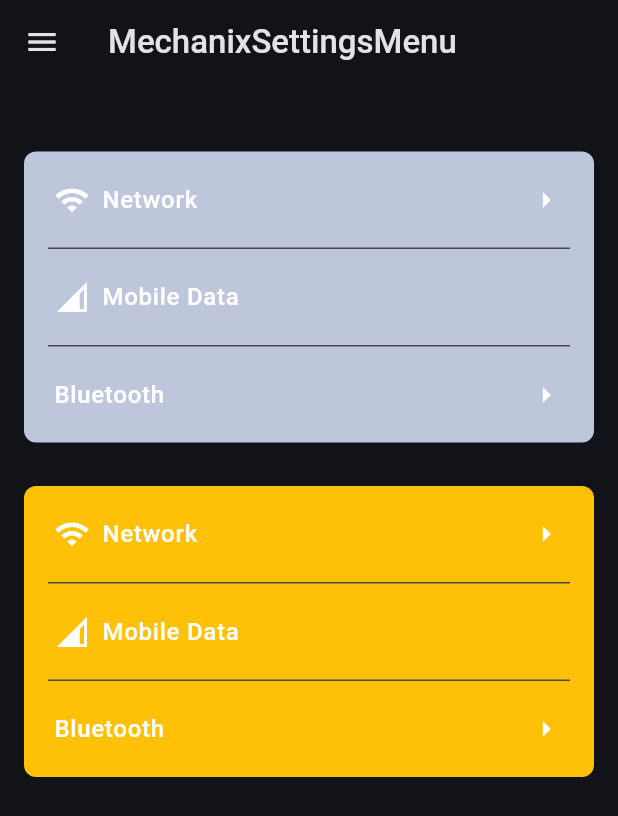
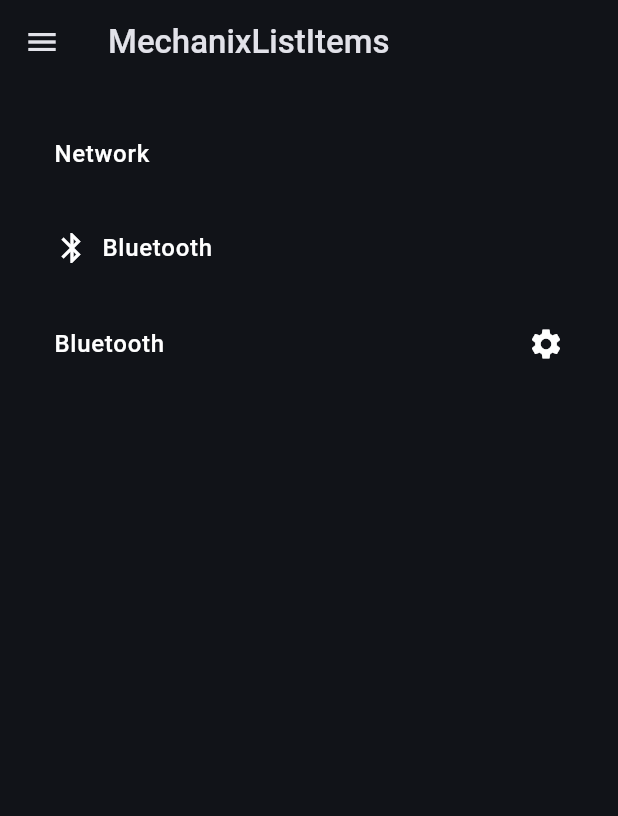
Before and after one commit to mineshp-mecha/mechanix-ui, a Flutter app: the screen it shows after launch, on a phone screen of 412 x 824 dp. Shown: the top 816 px of the screen. Run offline on Flutter 3.47's test engine with Material 3 defaults, Android fonts, the phone set to English and light mode, and no system bars; our stand-ins replace plugin_platform_interface, watch_it.

Commit message:
feat(widgets): mechanix section list and list items

```diff
--- a/flutter/widgets/example/lib/example.dart
+++ b/flutter/widgets/example/lib/example.dart
@@ -1,5 +1,6 @@
 import 'package:flutter/material.dart';
 import 'package:widgets/widgets.dart';
+
 import 'example_page_items.dart';
 
 class Example extends StatelessWidget {
@@ -38,7 +39,8 @@ class _MasterDetailPageState extends State<_MasterDetailPage> {
                 Column(
                   children: [
                     ThemeToggleButton(),
-                    Expanded( // ← Give the sidebar expanded height
+                    Expanded(
+                      // ← Give the sidebar expanded height
                       child: _buildSidebar(context),
                     ),
                   ],
--- a/flutter/widgets/example/lib/example_page_items.dart
+++ b/flutter/widgets/example/lib/example_page_items.dart
@@ -2,6 +2,7 @@ import 'package:collection/collection.dart';
 import 'package:flutter/material.dart';
 import 'package:widgets_example/pages/alerts_page.dart';
 import 'package:widgets_example/pages/buttons_page.dart';
+import 'package:widgets_example/pages/list_items_page.dart';
 import 'package:widgets_example/pages/menu_page.dart';
 
 import 'pages/checkbox_page.dart';
@@ -49,8 +50,13 @@ final examplePageItems = <PageItem>[
     iconBuilder: (context, selected) => const Icon(Icons.smart_screen_rounded),
   ),
   PageItem(
-      title: 'MechanixSettingsMenu',
-      pageBuilder: (context) => const MechanixSettingsMenuPage(),
-      iconBuilder: (context, selected) =>
-          const Icon(Icons.smart_screen_rounded))
+    title: 'MechanixSectionList',
+    pageBuilder: (context) => const MechanixSettingsMenuPage(),
+    iconBuilder: (context, selected) => const Icon(Icons.smart_screen_rounded),
+  ),
+  PageItem(
+    title: 'MechanixListItems',
+    pageBuilder: (context) => const MechanixListItemsPage(),
+    iconBuilder: (context, selected) => const Icon(Icons.smart_screen_rounded),
+  ),
 ].sortedBy((page) => page.title);
--- /dev/null
+++ b/flutter/widgets/example/lib/pages/list_items_page.dart
@@ -0,0 +1,30 @@
+import 'package:flutter/material.dart';
+import 'package:widgets/mechanix.dart';
+
+class MechanixListItemsPage extends StatefulWidget {
+  const MechanixListItemsPage({super.key});
+
+  @override
+  State<MechanixListItemsPage> createState() => _MenuPageState();
+}
+
+class _MenuPageState extends State<MechanixListItemsPage> {
+  @override
+  Widget build(BuildContext context) {
+    return Column(
+      children: [
+        MechanixListItems(
+          title: 'Network',
+        ),
+        MechanixListItems(
+          title: 'Bluetooth',
+          leading: Icon(Icons.bluetooth),
+        ),
+        MechanixListItems(
+          title: 'Bluetooth',
+          trailing: Icon(Icons.settings),
+        )
+      ],
+    );
+  }
+}
--- a/flutter/widgets/example/lib/pages/menu_page.dart
+++ b/flutter/widgets/example/lib/pages/menu_page.dart
@@ -1,6 +1,5 @@
 import 'package:flutter/material.dart';
 import 'package:widgets/mechanix.dart';
-import 'package:widgets/widgets/sectionList/mechanix_section_list_theme.dart';
 import 'package:widgets/widgets/sectionList/section_list_type.dart';
 
 class MechanixSettingsMenuPage extends StatefulWidget {
@@ -44,23 +43,9 @@ class _MenuPageState extends State<MechanixSettingsMenuPage> {
                       Icons.network_cell,
                       size: 24,
                     )),
-                // trailing: SizedBox(
-                //     height: 24,
-                //     width: 24,
-                //     child: Icon(
-                //       Icons.arrow_right,
-                //       size: 24,
-                //     ))
               ),
               SectionListItemsType(
                   title: 'Bluetooth',
-                  // leading: SizedBox(
-                  //     height: 24,
-                  //     width: 24,
-                  //     child: Icon(
-                  //       Icons.bluetooth,
-                  //       size: 24,
-                  //     )),
                   trailing: SizedBox(
                       height: 24,
                       width: 24,
@@ -69,64 +54,6 @@ class _MenuPageState extends State<MechanixSettingsMenuPage> {
                         size: 24,
                       ))),
             ]),
-        MechanixSectionListTheme(
-          data: MechanixSectionListThemeData(
-              backgroundColor: WidgetStateProperty.all(Colors.amber)),
-          child: MechanixSectionList(
-              title: 'Connectivity',
-              isDividerRequired: true,
-              sectionListItems: [
-                SectionListItemsType(
-                    title: 'Network',
-                    leading: SizedBox(
-                        height: 24,
-                        width: 24,
-                        child: Icon(
-                          Icons.wifi,
-                          size: 24,
-                        )),
-                    trailing: SizedBox(
-                        height: 24,
-                        width: 24,
-                        child: Icon(
-                          Icons.arrow_right,
-                          size: 24,
-                        ))),
-                SectionListItemsType(
-                  title: 'Mobile Data',
-                  leading: SizedBox(
-                      height: 24,
-                      width: 24,
-                      child: Icon(
-                        Icons.network_cell,
-                        size: 24,
-                      )),
-                  // trailing: SizedBox(
-                  //     height: 24,
-                  //     width: 24,
-                  //     child: Icon(
-                  //       Icons.arrow_right,
-                  //       size: 24,
-                  //     ))
-                ),
-                SectionListItemsType(
-                    title: 'Bluetooth',
-                    // leading: SizedBox(
-                    //     height: 24,
-                    //     width: 24,
-                    //     child: Icon(
-                    //       Icons.bluetooth,
-                    //       size: 24,
-                    //     )),
-                    trailing: SizedBox(
-                        height: 24,
-                        width: 24,
-                        child: Icon(
-                          Icons.arrow_right,
-                          size: 24,
-                        ))),
-              ]),
-        ),
       ],
     );
   }
--- a/flutter/widgets/lib/widgets.dart
+++ b/flutter/widgets/lib/widgets.dart
@@ -5,16 +5,14 @@
 // platforms in the `pubspec.yaml` at
 // https://flutter.dev/to/pubspec-plugin-platforms.
 
-library;
-
 export 'src/widgets/mechanix_alert_dialog.dart';
 export 'src/widgets/mechanix_bottom_alert.dart';
 export 'src/widgets/mechanix_check_box.dart';
 export 'src/widgets/mechanix_elevated_button.dart';
 export 'src/widgets/mechanix_outline_button.dart';
 export 'src/widgets/mechanix_text_button.dart';
+export 'widgets/listItems/mechanix_list_items.dart';
 export 'widgets/sectionList/mechanix_section_list.dart';
-export 'widgets/switch/mechanix_switch.dart';
 export 'widgets/theme/theme_toggle.dart';
 export 'widgets/theme/theme_toggle_button.dart';
 export 'widgets/theme/variant_picker.dart';
--- /dev/null
+++ b/flutter/widgets/lib/widgets/listItems/mechanix_list_items.dart
@@ -0,0 +1,68 @@
+import 'package:flutter/material.dart';
+import 'package:widgets/mechanix.dart';
+import 'package:widgets/widgets/listItems/mechanix_list_items_theme.dart';
+
+class MechanixListItems extends StatelessWidget {
+  const MechanixListItems({
+    super.key,
+    this.leading,
+    this.trailing,
+    required this.title,
+    this.subTitle,
+    this.onTap,
+    this.onTapUp,
+    this.onTapDown,
+    this.onDoubleTap,
+  });
+
+  final Widget? leading;
+
+  final Widget? trailing;
+
+  final String title;
+
+  final String? subTitle;
+
+  final GestureTapCallback? onTap;
+
+  final GestureTapUpCallback? onTapUp;
+
+  final GestureTapDownCallback? onTapDown;
+
+  final GestureTapCallback? onDoubleTap;
+
+  @override
+  Widget build(BuildContext context) {
+    final itemTheme = MechanixListItemTheme.of(context);
+
+    return Material(
+      color: itemTheme.backgroundColor ?? Colors.transparent,
+      child: InkWell(
+        onTap: () {},
+        onTapUp: onTapUp,
+        onTapDown: onTapDown,
+        onDoubleTap: onDoubleTap,
+        splashColor: itemTheme.splashColor?.resolve({}),
+        child: Padding(
+          padding: itemTheme.padding ?? Spacing.all(20),
+          child: Row(
+            mainAxisAlignment: MainAxisAlignment.spaceBetween,
+            children: [
+              Row(
+                children: [
+                  if (leading != null) leading!.padRight(),
+                  Text(
+                    title,
+                    style: context.textTheme.labelMedium
+                        ?.merge(itemTheme.titleTextStyle),
+                  )
+                ],
+              ),
+              if (trailing != null) trailing!,
+            ],
+          ),
+        ),
+      ),
+    );
+  }
+}
--- /dev/null
+++ b/flutter/widgets/lib/widgets/listItems/mechanix_list_items_theme.dart
@@ -0,0 +1,112 @@
+import 'package:flutter/foundation.dart';
+import 'package:flutter/material.dart';
+
+@immutable
+class MechanixListItemThemeData
+    extends ThemeExtension<MechanixListItemThemeData> with Diagnosticable {
+  const MechanixListItemThemeData(
+      {this.titleTextStyle,
+      this.subTitleTextStyle,
+      this.splashColor,
+      this.padding,
+      this.backgroundColor});
+
+  final TextStyle? titleTextStyle;
+
+  final TextStyle? subTitleTextStyle;
+
+  final EdgeInsets? padding;
+
+  final WidgetStateProperty<Color?>? splashColor;
+
+  final Color? backgroundColor;
+
+  @override
+  MechanixListItemThemeData copyWith({
+    TextStyle? titleTextStyle,
+    TextStyle? subTitleTextStyle,
+    WidgetStateProperty<Color?>? splashColor,
+    EdgeInsets? padding,
+    Color? backgroundColor,
+  }) {
+    return MechanixListItemThemeData(
+      titleTextStyle: titleTextStyle ?? this.titleTextStyle,
+      subTitleTextStyle: subTitleTextStyle ?? this.subTitleTextStyle,
+      splashColor: splashColor ?? this.splashColor,
+      padding: padding ?? this.padding,
+      backgroundColor: backgroundColor ?? this.backgroundColor,
+    );
+  }
+
+  @override
+  ThemeExtension<MechanixListItemThemeData> lerp(
+      ThemeExtension<MechanixListItemThemeData>? other, double t) {
+    final o = other as MechanixListItemThemeData?;
+    return MechanixListItemThemeData(
+      titleTextStyle: TextStyle.lerp(titleTextStyle, o?.titleTextStyle, t),
+      subTitleTextStyle:
+          TextStyle.lerp(subTitleTextStyle, o?.subTitleTextStyle, t),
+      splashColor: WidgetStateProperty.lerp<Color?>(
+          splashColor, o?.splashColor, t, Color.lerp),
+      padding: EdgeInsets.lerp(padding, o?.padding, t),
+      backgroundColor: Color.lerp(backgroundColor, o?.backgroundColor, t),
+    );
+  }
+
+  @override
+  void debugFillProperties(DiagnosticPropertiesBuilder properties) {
+    super.debugFillProperties(properties);
+    properties.add(DiagnosticsProperty('titleTextStyle', titleTextStyle));
+    properties.add(DiagnosticsProperty('subTitleTextStyle', subTitleTextStyle));
+    properties.add(DiagnosticsProperty('splashColor', splashColor));
+    properties.add(DiagnosticsProperty('backgroundColor', backgroundColor));
+  }
+
+  @override
+  bool operator ==(Object other) {
+    if (identical(this, other)) return true;
+    return other is MechanixListItemThemeData &&
+        titleTextStyle == other.titleTextStyle &&
+        subTitleTextStyle == other.subTitleTextStyle &&
+        splashColor == other.splashColor &&
+        padding == other.padding &&
+        backgroundColor == other.backgroundColor;
+  }
+
+  @override
+  int get hashCode {
+    return Object.hash(titleTextStyle, subTitleTextStyle, splashColor, padding,
+        backgroundColor);
+  }
+}
+
+class MechanixListItemTheme extends InheritedTheme {
+  const MechanixListItemTheme({
+    super.key,
+    required this.style,
+    required super.child,
+  });
+
+  final MechanixListItemThemeData style;
+
+  static MechanixListItemThemeData of(BuildContext context) {
+    final theme =
+        context.dependOnInheritedWidgetOfExactType<MechanixListItemTheme>();
+    return theme?.style ??
+        Theme.of(context).extension<MechanixListItemThemeData>() ??
+        const MechanixListItemThemeData();
+  }
+
+  @override
+  Widget wrap(BuildContext context, Widget child) {
+    return MechanixListItemTheme(
+      style: style,
+      child: child,
+    );
+  }
+
+  @override
+  bool updateShouldNotify(MechanixListItemTheme oldWidget) {
+    return style != oldWidget.style;
+  }
+}
--- a/flutter/widgets/lib/widgets/sectionList/mechanix_section_list.dart
+++ b/flutter/widgets/lib/widgets/sectionList/mechanix_section_list.dart
@@ -1,36 +1,20 @@
 import 'package:flutter/material.dart';
 import 'package:widgets/mechanix.dart';
-import 'package:widgets/widgets/sectionList/mechanix_section_list_items.dart';
 import 'package:widgets/widgets/sectionList/mechanix_section_list_theme.dart';
-import 'package:widgets/widgets/sectionList/section_list_type.dart';
+import 'package:widgets/widgets/sectionList/section_list_items_type.dart';
 
 class MechanixSectionList extends StatelessWidget {
   const MechanixSectionList(
       {super.key,
       this.title,
       required this.sectionListItems,
-      // this.backgroundColor,
-      this.titleTextStyle,
-      this.dividerThickness = 1,
-      this.dividerHeight = 1,
-      this.dividerColor,
       this.divider,
       this.dividerPadding = 16,
       this.titlePadding,
+      this.splashColor,
       this.isDividerRequired = false});
 
   final String? title;
-
-  // final Color?
-  // ;
-
-  final TextStyle? titleTextStyle;
-
-  final double dividerThickness;
-
-  final double dividerHeight;
-
-  final Color? dividerColor;
 
   final bool isDividerRequired;
 
@@ -40,22 +24,43 @@ class MechanixSectionList extends StatelessWidget {
 
   final Widget? divider;
 
+  final Color? splashColor;
+
   final List<SectionListItemsType> sectionListItems;
 
   Widget _buildSectionList(
+    BuildContext context,
     SectionListItemsType item,
   ) {
-    return MechanixSectionListItems(
-      leading: item.leading,
-      trailing: item.trailing,
-      title: item.title,
-      subTitle: item.subTitle,
-      titleTextStyle: item.titleTextStyle,
-      subTitleTextStyle: item.subTitleTextStyle,
-      onTap: item.onTap,
+    return Material(
+      color: Colors.transparent,
+      child: InkWell(
+        onTap: () {},
         onTapUp: item.onTapUp,
         onTapDown: item.onTapDown,
         onDoubleTap: item.onDoubleTap,
+        splashColor: splashColor,
+        child: Column(
+          children: [
+            Row(
+              mainAxisAlignment: MainAxisAlignment.spaceBetween,
+              children: [
+                Row(
+                  children: [
+                    if (item.leading != null) item.leading!.padRight(),
+                    Text(
+                      item.title,
+                      style: context.textTheme.labelMedium
+                          ?.merge(item.titleTextStyle),
+                    )
+                  ],
+                ),
+                if (item.trailing != null) item.trailing!,
+              ],
+            ).padAll(20),
+          ],
+        ),
+      ),
     );
   }
 
@@ -63,20 +68,17 @@ class MechanixSectionList extends StatelessWidget {
   Widget build(BuildContext context) {
     final listTheme = MechanixSectionListTheme.of(context);
 
-    print(listTheme.toString());
-
-    return Container(
-      child: Column(
+    return Column(
       crossAxisAlignment: CrossAxisAlignment.start,
       children: [
         if (title != null)
           Padding(
-              padding: titlePadding ?? Spacing.bottom(8),
+            padding: titlePadding ?? Spacing.vertical(8),
             child: Text(
               title!,
               style: context.textTheme.labelMedium
                   ?.copyWith(color: context.colorScheme.surfaceDim)
-                    .merge(titleTextStyle ?? listTheme.titleTextStyle),
+                  .merge(listTheme.titleTextStyle),
             ),
           ),
         Container(
@@ -92,14 +94,14 @@ class MechanixSectionList extends StatelessWidget {
                   shrinkWrap: true,
                   itemCount: sectionListItems.length,
                   itemBuilder: (context, index) =>
-                        _buildSectionList(sectionListItems[index]),
+                      _buildSectionList(context, sectionListItems[index]),
                   separatorBuilder: (BuildContext context, int index) {
                     if (divider != null) {
                       return divider!;
                     } else {
                       return Divider(
-                          thickness: dividerThickness,
-                          height: dividerHeight,
+                        thickness: listTheme.dividerThickness,
+                        height: listTheme.dividerHeight,
                       ).padHorizontal(dividerPadding);
                     }
                   },
@@ -109,13 +111,12 @@ class MechanixSectionList extends StatelessWidget {
                   shrinkWrap: true,
                   itemCount: sectionListItems.length,
                   itemBuilder: (context, index) =>
-                        _buildSectionList(sectionListItems[index]),
+                      _buildSectionList(context, sectionListItems[index]),
                 )
             ],
           ),
         ),
       ],
-      ),
     );
   }
 }
```
Also changed, not shown: flutter/widgets/lib/widgets/sectionList/mechanix_section_list_theme.dart (+31 -105 lines), flutter/widgets/lib/widgets/sectionList/section_list_items_type.dart (added, +27 -0 lines), flutter/widgets/lib/widgets/sectionList/section_list_type.dart (+24 -21 lines). Lines whose indentation alone changed are shown as unchanged.
